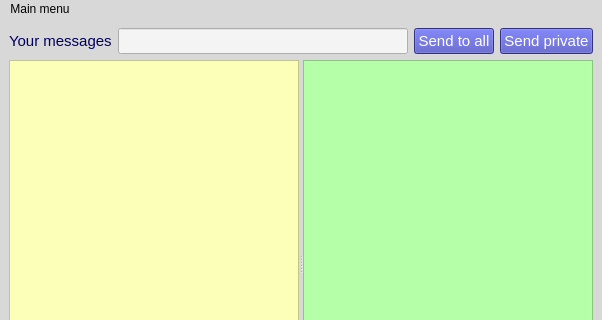
This is sources/mainwindow.ui in AlekseyLagutkin/Module_36 as Qt 5 draws it before an edit; both pictures show x 0 to 602 and y 0 to 320 of the 602 by 497 pixel window. The edited form follows.
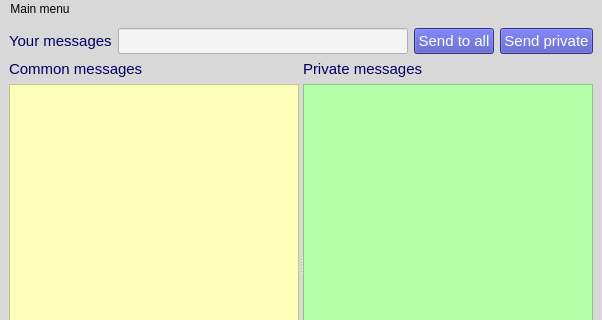
This is the edited form.

Patch:
```diff
--- a/sources/mainwindow.ui
+++ b/sources/mainwindow.ui
@@ -17,11 +17,17 @@
    <string notr="true">QWidget {background-color: rgb(216, 216, 216)}</string>
   </property>
   <widget class="QWidget" name="centralwidget">
-   <layout class="QVBoxLayout" name="verticalLayout" stretch="0,1">
+   <layout class="QVBoxLayout" name="verticalLayout_3">
     <item>
      <layout class="QHBoxLayout" name="horizontalLayout">
       <item>
        <widget class="QLabel" name="label">
+        <property name="sizePolicy">
+         <sizepolicy hsizetype="Preferred" vsizetype="Fixed">
+          <horstretch>0</horstretch>
+          <verstretch>0</verstretch>
+         </sizepolicy>
+        </property>
         <property name="font">
          <font>
           <pointsize>11</pointsize>
@@ -84,6 +90,24 @@
       <property name="orientation">
        <enum>Qt::Horizontal</enum>
       </property>
+      <widget class="QWidget" name="">
+       <layout class="QVBoxLayout" name="verticalLayout">
+        <item>
+         <widget class="QLabel" name="label_2">
+          <property name="font">
+           <font>
+            <pointsize>11</pointsize>
+           </font>
+          </property>
+          <property name="styleSheet">
+           <string notr="true">QLabel {color: rgb(0, 0, 97)}</string>
+          </property>
+          <property name="text">
+           <string>Common messages</string>
+          </property>
+         </widget>
+        </item>
+        <item>
       <widget class="QTextBrowser" name="commonChatBrowser">
        <property name="font">
         <font>
@@ -94,6 +118,27 @@
         <string notr="true">QWidget {background-color: rgb(251, 255, 184); color: rgb(0, 0, 97)}</string>
        </property>
       </widget>
+        </item>
+       </layout>
+      </widget>
+      <widget class="QWidget" name="">
+       <layout class="QVBoxLayout" name="verticalLayout_2">
+        <item>
+         <widget class="QLabel" name="label_3">
+          <property name="font">
+           <font>
+            <pointsize>11</pointsize>
+           </font>
+          </property>
+          <property name="styleSheet">
+           <string notr="true">QLabel {color: rgb(0, 0, 97)}</string>
+          </property>
+          <property name="text">
+           <string>Private messages</string>
+          </property>
+         </widget>
+        </item>
+        <item>
       <widget class="QTextBrowser" name="privateChatBrowser">
        <property name="font">
         <font>
@@ -104,6 +149,9 @@
        <property name="styleSheet">
         <string notr="true">QWidget {background-color: rgb(182, 255, 169); color: rgb(0, 0, 97)}</string>
        </property>
+         </widget>
+        </item>
+       </layout>
       </widget>
      </widget>
     </item>
```
Lines whose indentation alone changed are shown as unchanged.
